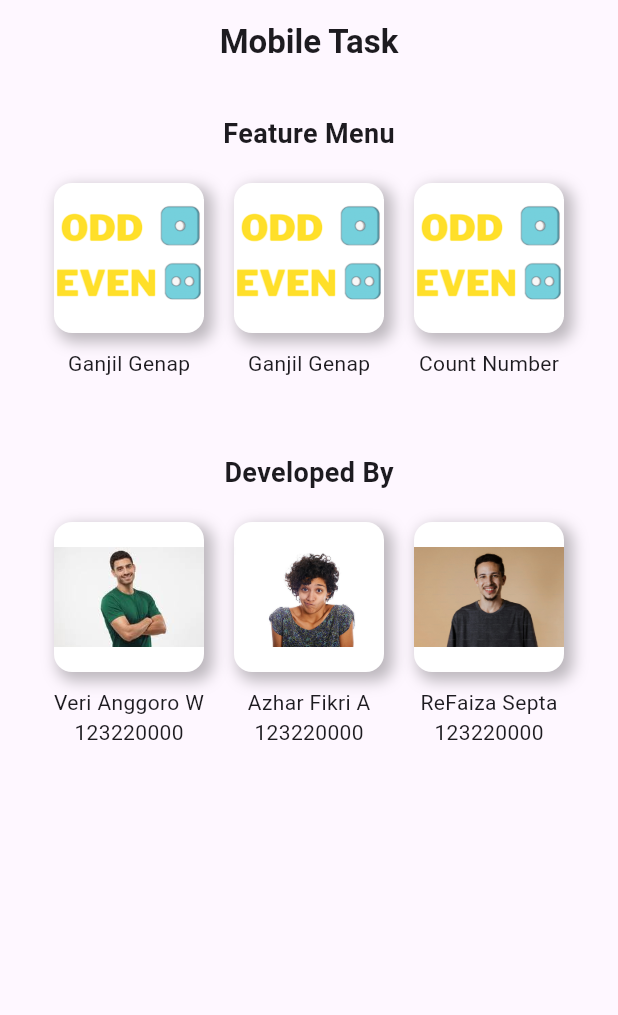
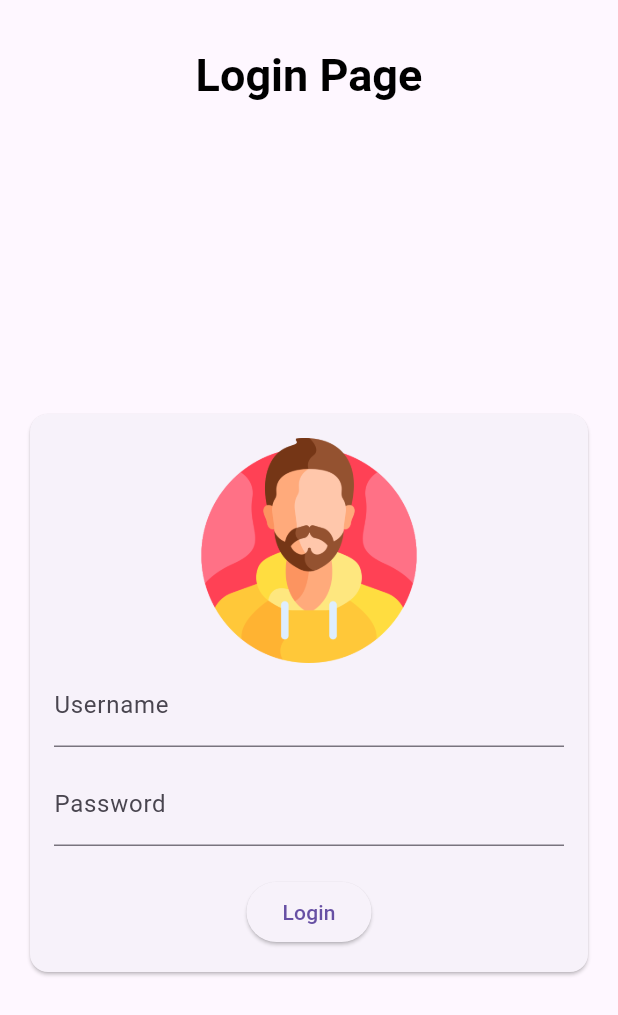
Before and after one commit to Az140304/Mobile-Project, a Flutter app: the screen it shows after launch, on a phone screen of 412 x 824 dp. Shown: the top 1015 px of the screen. Run offline on Flutter 3.47's test engine with Material 3 defaults, Android fonts, the phone set to English and light mode, and no system bars.

Commit message:
penambahan login page v1

```diff
--- a/lib/main.dart
+++ b/lib/main.dart
@@ -1,3 +1,4 @@
+import 'package:first_project/pages/login.dart';
 import 'package:first_project/pages/home.dart';
 import 'package:flutter/material.dart';
 
@@ -6,7 +7,7 @@ void main() {
 }
 
 class MyApp extends StatelessWidget {
-  const MyApp({super.key});
+  const MyApp({Key? key}) : super(key: key);
 
   // This widget is the root of your application.
   @override
@@ -14,7 +15,7 @@ class MyApp extends StatelessWidget {
     return const MaterialApp(
       title: 'Flutter Demo',
       debugShowCheckedModeBanner: false,
-      home: HomePage(),
+      home: LoginPage(),
     );
   }
 }
--- a/lib/pages/home.dart
+++ b/lib/pages/home.dart
@@ -1,8 +1,13 @@
 import 'package:first_project/pages/count_number.dart';
+import 'package:first_project/pages/login.dart';
 import 'package:flutter/material.dart';
 
 class HomePage extends StatelessWidget {
-  const HomePage({super.key});
+  const HomePage({super.key, required this.text});
+
+  final String text;
+
+  //LoginPage({Key key, required this.text}) : super(key: key);
 
   @override
   Widget build(BuildContext context) {
@@ -10,24 +15,26 @@ class HomePage extends StatelessWidget {
       appBar: appBar(),
       body: Column(
         children: [
-          Row(
-            mainAxisAlignment: MainAxisAlignment.center,
-            children: [
+          Row(mainAxisAlignment: MainAxisAlignment.center, children: [
             Container(
               margin: EdgeInsets.only(top: 20),
               alignment: Alignment.center,
-                child: Text("Feature Menu", style: TextStyle(fontWeight: FontWeight.bold, fontSize: 18 ),),
+              child: Text(
+                "Feature Menu",
+                style: TextStyle(fontWeight: FontWeight.bold, fontSize: 18),
+              ),
             )
-            ]
-          ),
+          ]),
           Padding(
             padding: EdgeInsets.only(top: 10),
             child: menu(context),
           ),
           Container(
               margin: EdgeInsets.only(top: 50),
-            child: Text("Developed By", style: TextStyle(fontWeight: FontWeight.bold, fontSize: 18),)
-          ),
+              child: Text(
+                "Developed By",
+                style: TextStyle(fontWeight: FontWeight.bold, fontSize: 18),
+              )),
           Padding(
             padding: EdgeInsets.only(top: 10),
             child: author(),
@@ -37,19 +44,20 @@ class HomePage extends StatelessWidget {
     );
   }
 
-  AppBar appBar(){
+  AppBar appBar() {
     return AppBar(
-      title: Text('Mobile Task', style: TextStyle(fontWeight: FontWeight.bold),),
+      title: Text(
+        'Mobile Task',
+        style: TextStyle(fontWeight: FontWeight.bold),
+      ),
       centerTitle: true,
     );
   }
 
-  Row menu(BuildContext context){
-    return Row(
-      mainAxisAlignment: MainAxisAlignment.center,
-            children: [
+  Row menu(BuildContext context) {
+    return Row(mainAxisAlignment: MainAxisAlignment.center, children: [
       GestureDetector(
-                onTap: (){
+        onTap: () {
           print("Container dan teks diklik!");
         },
         child: Column(
@@ -60,7 +68,8 @@ class HomePage extends StatelessWidget {
               width: 100,
               decoration: BoxDecoration(
                 color: Colors.white, // Warna latar belakang
-                        borderRadius: BorderRadius.circular(12), // Membuat sudut melengkung
+                borderRadius:
+                    BorderRadius.circular(12), // Membuat sudut melengkung
                 boxShadow: [
                   BoxShadow(
                     color: Colors.black26, // Warna shadow dengan transparansi
@@ -71,18 +80,18 @@ class HomePage extends StatelessWidget {
                 ],
               ),
               child: ClipRRect(
-                        borderRadius: BorderRadius.circular(12), // Pastikan gambar ikut melengkung
-                        child: Image.asset("assets/icons/oddeven.png", fit: BoxFit.scaleDown),
+                borderRadius: BorderRadius.circular(
+                    12), // Pastikan gambar ikut melengkung
+                child: Image.asset("assets/icons/oddeven.png",
+                    fit: BoxFit.scaleDown),
               ),
             ),
             Text('Ganjil Genap')
           ],
         ),
       ),
-
-
       GestureDetector(
-                onTap: (){
+        onTap: () {
           print("Container dan teks diklik!");
         },
         child: Column(
@@ -93,7 +102,8 @@ class HomePage extends StatelessWidget {
               width: 100,
               decoration: BoxDecoration(
                 color: Colors.white, // Warna latar belakang
-                        borderRadius: BorderRadius.circular(12), // Membuat sudut melengkung
+                borderRadius:
+                    BorderRadius.circular(12), // Membuat sudut melengkung
                 boxShadow: [
                   BoxShadow(
                     color: Colors.black26, // Warna shadow dengan transparansi
@@ -104,17 +114,18 @@ class HomePage extends StatelessWidget {
                 ],
               ),
               child: ClipRRect(
-                        borderRadius: BorderRadius.circular(12), // Pastikan gambar ikut melengkung
-                        child: Image.asset("assets/icons/oddeven.png", fit: BoxFit.scaleDown),
+                borderRadius: BorderRadius.circular(
+                    12), // Pastikan gambar ikut melengkung
+                child: Image.asset("assets/icons/oddeven.png",
+                    fit: BoxFit.scaleDown),
               ),
             ),
             Text('Ganjil Genap')
           ],
         ),
       ),
-
       GestureDetector(
-                onTap: (){
+        onTap: () {
           Navigator.push(
             context,
             MaterialPageRoute(builder: (context) => CountNumber()),
@@ -129,7 +140,8 @@ class HomePage extends StatelessWidget {
               width: 100,
               decoration: BoxDecoration(
                 color: Colors.white, // Warna latar belakang
-                        borderRadius: BorderRadius.circular(12), // Membuat sudut melengkung
+                borderRadius:
+                    BorderRadius.circular(12), // Membuat sudut melengkung
                 boxShadow: [
                   BoxShadow(
                     color: Colors.black26, // Warna shadow dengan transparansi
@@ -140,22 +152,21 @@ class HomePage extends StatelessWidget {
                 ],
               ),
               child: ClipRRect(
-                        borderRadius: BorderRadius.circular(12), // Pastikan gambar ikut melengkung
-                        child: Image.asset("assets/icons/oddeven.png", fit: BoxFit.scaleDown),
+                borderRadius: BorderRadius.circular(
+                    12), // Pastikan gambar ikut melengkung
+                child: Image.asset("assets/icons/oddeven.png",
+                    fit: BoxFit.scaleDown),
               ),
             ),
             Text('Count Number')
           ],
         ),
       ),
-            ]
-    );
+    ]);
   }
 
-  Row author(){
-    return Row(
-      mainAxisAlignment: MainAxisAlignment.center,
-            children: [
+  Row author() {
+    return Row(mainAxisAlignment: MainAxisAlignment.center, children: [
       Column(
         children: [
           Container(
@@ -164,7 +175,8 @@ class HomePage extends StatelessWidget {
             width: 100,
             decoration: BoxDecoration(
               color: Colors.white, // Warna latar belakang
-                  borderRadius: BorderRadius.circular(12), // Membuat sudut melengkung
+              borderRadius:
+                  BorderRadius.circular(12), // Membuat sudut melengkung
               boxShadow: [
                 BoxShadow(
                   color: Colors.black26, // Warna shadow dengan transparansi
@@ -175,15 +187,16 @@ class HomePage extends StatelessWidget {
               ],
             ),
             child: ClipRRect(
-                  borderRadius: BorderRadius.circular(12), // Pastikan gambar ikut melengkung
-                  child: Image.asset("assets/icons/human1.jpg", fit: BoxFit.scaleDown),
+              borderRadius:
+                  BorderRadius.circular(12), // Pastikan gambar ikut melengkung
+              child:
+                  Image.asset("assets/icons/human1.jpg", fit: BoxFit.scaleDown),
             ),
           ),
           Text('Veri Anggoro W'),
           Text('123220000')
         ],
       ),
-
       Column(
         children: [
           Container(
@@ -192,7 +205,8 @@ class HomePage extends StatelessWidget {
             width: 100,
             decoration: BoxDecoration(
               color: Colors.white, // Warna latar belakang
-                  borderRadius: BorderRadius.circular(12), // Membuat sudut melengkung
+              borderRadius:
+                  BorderRadius.circular(12), // Membuat sudut melengkung
               boxShadow: [
                 BoxShadow(
                   color: Colors.black26, // Warna shadow dengan transparansi
@@ -203,15 +217,16 @@ class HomePage extends StatelessWidget {
               ],
             ),
             child: ClipRRect(
-                  borderRadius: BorderRadius.circular(12), // Pastikan gambar ikut melengkung
-                  child: Image.asset("assets/icons/human2.jpg", fit: BoxFit.scaleDown),
+              borderRadius:
+                  BorderRadius.circular(12), // Pastikan gambar ikut melengkung
+              child:
+                  Image.asset("assets/icons/human2.jpg", fit: BoxFit.scaleDown),
             ),
           ),
           Text('Azhar Fikri A'),
           Text('123220000')
         ],
       ),
-
       Column(
         children: [
           Container(
@@ -220,7 +235,8 @@ class HomePage extends StatelessWidget {
             width: 100,
             decoration: BoxDecoration(
               color: Colors.white, // Warna latar belakang
-                  borderRadius: BorderRadius.circular(12), // Membuat sudut melengkung
+              borderRadius:
+                  BorderRadius.circular(12), // Membuat sudut melengkung
               boxShadow: [
                 BoxShadow(
                   color: Colors.black26, // Warna shadow dengan transparansi
@@ -231,15 +247,16 @@ class HomePage extends StatelessWidget {
               ],
             ),
             child: ClipRRect(
-                  borderRadius: BorderRadius.circular(12), // Pastikan gambar ikut melengkung
-                  child: Image.asset("assets/icons/human3.jpg", fit: BoxFit.scaleDown),
+              borderRadius:
+                  BorderRadius.circular(12), // Pastikan gambar ikut melengkung
+              child:
+                  Image.asset("assets/icons/human3.jpg", fit: BoxFit.scaleDown),
             ),
           ),
           Text('ReFaiza Septa'),
           Text('123220000')
         ],
       ),
-            ]
-    );
+    ]);
   }
 }
--- /dev/null
+++ b/lib/pages/login.dart
@@ -0,0 +1,112 @@
+import 'package:flutter/material.dart';
+import 'package:first_project/pages/home.dart';
+
+// Global variables for username and password
+TextEditingController usernameController = TextEditingController();
+TextEditingController passwordController = TextEditingController();
+
+class LoginPage extends StatelessWidget {
+  const LoginPage({super.key});
+
+  @override
+  Widget build(BuildContext context) {
+    return MaterialApp(
+      debugShowCheckedModeBanner: false,
+      home: Scaffold(
+        appBar: AppBar(
+          toolbarHeight: 100,
+          centerTitle: true,
+          titleTextStyle: const TextStyle(
+              color: Colors.black, fontSize: 30.0, fontWeight: FontWeight.w600),
+          title: const Text('Login Page'),
+        ),
+        body: const LoginCard(),
+      ),
+    );
+  }
+}
+
+class LoginCard extends StatefulWidget {
+  const LoginCard({super.key});
+
+  @override
+  _LoginCardState createState() => _LoginCardState();
+}
+
+class _LoginCardState extends State<LoginCard> {
+  final _formKey = GlobalKey<FormState>();
+
+  @override
+  Widget build(BuildContext context) {
+    return Center(
+      child: Card(
+        margin: const EdgeInsets.all(20.0),
+        child: Padding(
+          padding: const EdgeInsets.all(16.0),
+          child: Form(
+            key: _formKey,
+            child: Column(
+              mainAxisSize: MainAxisSize.min,
+              children: <Widget>[
+                Image.asset(
+                  'assets/icons/man.png',
+                  width: 150.0,
+                ),
+                TextFormField(
+                  controller: usernameController,
+                  decoration: const InputDecoration(labelText: 'Username'),
+                  validator: (value) {
+                    if (value == null || value.isEmpty) {
+                      return 'Silahkan masukkan username';
+                    }
+                    return null;
+                  },
+                ),
+                const SizedBox(height: 10),
+                TextFormField(
+                  controller: passwordController,
+                  decoration: const InputDecoration(labelText: 'Password'),
+                  validator: (value) {
+                    if (value == null || value.isEmpty) {
+                      return 'Silahkan masukkan password';
+                    }
+                    return null;
+                  },
+                  obscureText: true,
+                ),
+                const SizedBox(height: 20),
+                ElevatedButton(
+                  onPressed: () {
+                    if (_formKey.currentState!.validate()) {
+                      if (usernameController.text == "admin" &&
+                          passwordController.text == "123") {
+                        Navigator.push(
+                          context,
+                          MaterialPageRoute(
+                              builder: (context) => HomePage(
+                                    text: usernameController.text,
+                                  )),
+                        );
+                      } else {
+                        ScaffoldMessenger.of(context).showSnackBar(
+                          const SnackBar(
+                              content: Text('Username atau password salah')),
+                        );
+                      }
+                    } else {
+                      ScaffoldMessenger.of(context).showSnackBar(
+                        const SnackBar(
+                            content: Text('Tolong isi form yang tertinggal')),
+                      );
+                    }
+                  },
+                  child: const Text('Login'),
+                ),
+              ],
+            ),
+          ),
+        ),
+      ),
+    );
+  }
+}
--- a/pubspec.yaml
+++ b/pubspec.yaml
@@ -37,6 +37,7 @@ dependencies:
   cupertino_icons: ^1.0.8
   flutter_svg: ^2.0.17
   carousel_slider: ^5.0.0
+  provider: ^6.1.2
 
 dev_dependencies:
   flutter_test:
```
Also changed, not shown: lib/data.dart (added, +18 -0 lines), assets/icons/man.png (added), pubspec.lock. Lines whose indentation alone changed are shown as unchanged.
